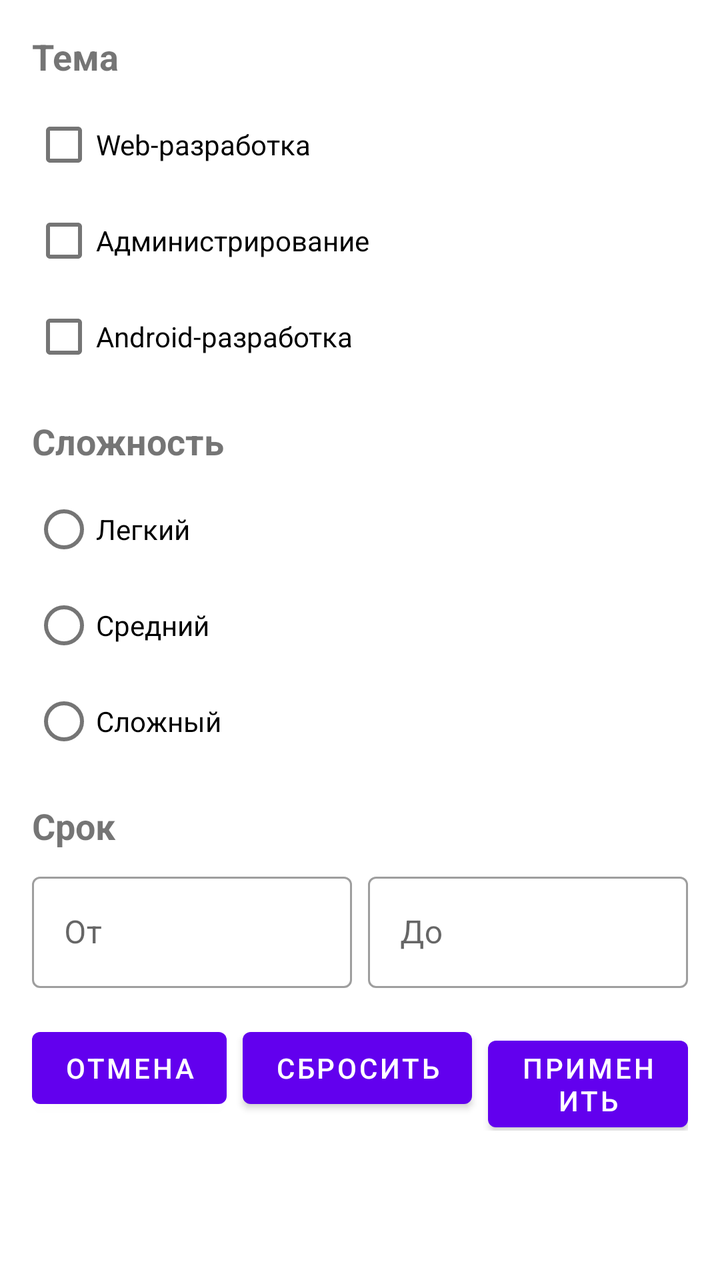
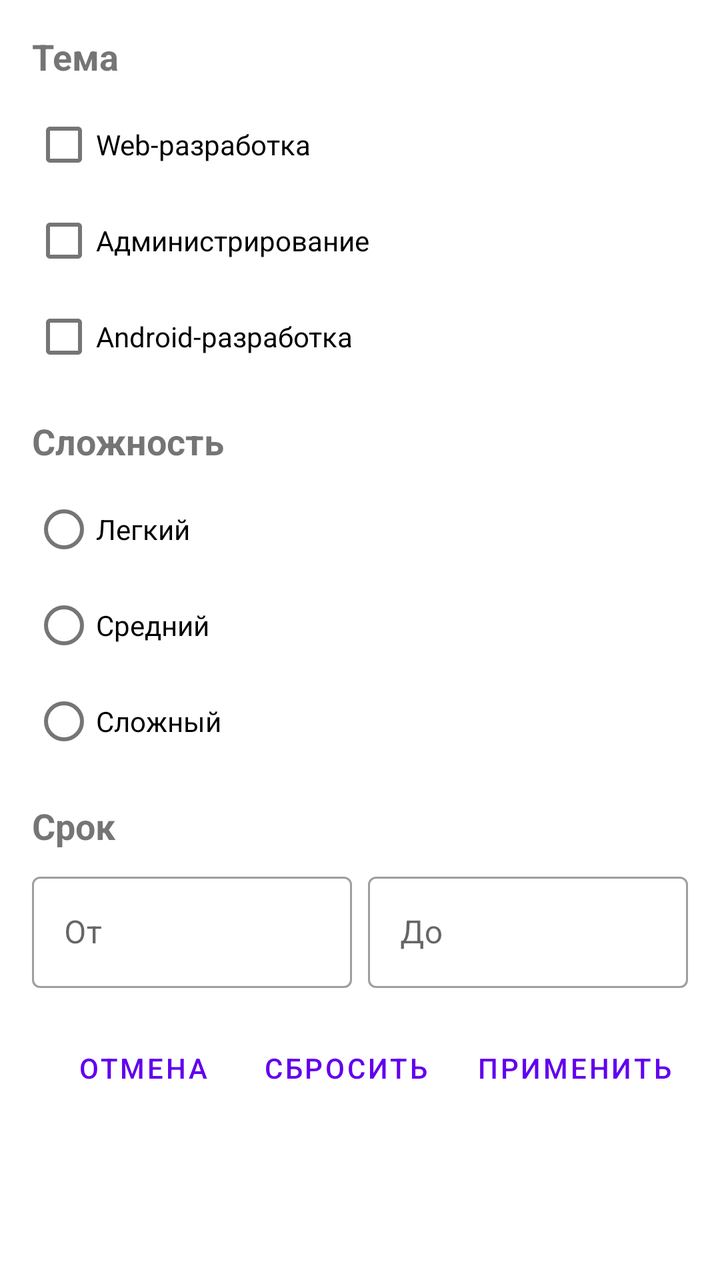

Compare the two renders of this Android layout. The source of the first and the diff that turns it into the second are given below.
<!-- AndroidManifest.xml: application theme Theme.MyApplication -->
<!-- res/layout/dialog_filters.xml -->
<LinearLayout xmlns:android="http://schemas.android.com/apk/res/android"
    xmlns:tools="http://schemas.android.com/tools"
    android:layout_width="match_parent"
    android:layout_height="wrap_content"
    android:orientation="vertical"
    android:padding="16dp">

    <TextView
        android:layout_width="match_parent"
        android:layout_height="wrap_content"
        android:text="Тема"
        android:textSize="18sp"
        android:textStyle="bold"
        android:paddingBottom="8dp"
        tools:ignore="HardcodedText" />

    <CheckBox
        android:id="@+id/checkboxWeb"
        android:layout_width="match_parent"
        android:layout_height="wrap_content"
        android:text="Web-разработка"
        tools:ignore="HardcodedText" />

    <CheckBox
        android:id="@+id/checkboxAdmin"
        android:layout_width="match_parent"
        android:layout_height="wrap_content"
        android:text="Администрирование"
        tools:ignore="HardcodedText" />

    <CheckBox
        android:id="@+id/checkboxAndroid"
        android:layout_width="match_parent"
        android:layout_height="wrap_content"
        android:text="Android-разработка"
        tools:ignore="HardcodedText" />


    <TextView
        android:layout_width="match_parent"
        android:layout_height="wrap_content"
        android:text="Сложность"
        android:textSize="18sp"
        android:textStyle="bold"
        android:paddingTop="16dp"
        android:paddingBottom="8dp"
        tools:ignore="HardcodedText" />

    <RadioGroup
        android:id="@+id/radioGroupDifficulty"
        android:layout_width="match_parent"
        android:layout_height="wrap_content">

        <RadioButton
            android:id="@+id/radioEasy"
            android:layout_width="wrap_content"
            android:layout_height="wrap_content"
            android:text="Легкий"
            tools:ignore="HardcodedText" />

        <RadioButton
            android:id="@+id/radioMedium"
            android:layout_width="wrap_content"
            android:layout_height="wrap_content"
            android:text="Средний"
            tools:ignore="HardcodedText" />

        <RadioButton
            android:id="@+id/radioHard"
            android:layout_width="wrap_content"
            android:layout_height="wrap_content"
            android:text="Сложный"
            tools:ignore="HardcodedText" />
    </RadioGroup>

    <TextView
        android:layout_width="match_parent"
        android:layout_height="wrap_content"
        android:text="Срок"
        android:textSize="18sp"
        android:textStyle="bold"
        android:paddingTop="16dp"
        android:paddingBottom="8dp"
        tools:ignore="HardcodedText" />

    <LinearLayout
        android:layout_width="match_parent"
        android:layout_height="wrap_content"
        android:orientation="horizontal">

        <com.google.android.material.textfield.TextInputLayout
            android:id="@+id/inputLayoutDateFrom"
            android:layout_width="0dp"
            android:layout_height="wrap_content"
            android:layout_weight="1"
            style="@style/Widget.MaterialComponents.TextInputLayout.OutlinedBox"
            android:hint="От"
            tools:ignore="HardcodedText">

            <com.google.android.material.textfield.TextInputEditText
                android:id="@+id/editTextDateFrom"
                android:layout_width="match_parent"
                android:layout_height="wrap_content"/>

        </com.google.android.material.textfield.TextInputLayout>

        <View
            android:layout_width="8dp"
            android:layout_height="0dp"/>

        <com.google.android.material.textfield.TextInputLayout
            android:id="@+id/inputLayoutDateTo"
            android:layout_width="0dp"
            android:layout_height="wrap_content"
            android:layout_weight="1"
            style="@style/Widget.MaterialComponents.TextInputLayout.OutlinedBox"
            android:hint="До"
            tools:ignore="HardcodedText">

            <com.google.android.material.textfield.TextInputEditText
                android:id="@+id/editTextDateTo"
                android:layout_width="match_parent"
                android:layout_height="wrap_content"/>

        </com.google.android.material.textfield.TextInputLayout>

    </LinearLayout>

    <LinearLayout
        android:layout_width="match_parent"
        android:layout_height="wrap_content"
        android:orientation="horizontal"
        android:gravity="end"
        android:paddingTop="16dp">

        <Button
            android:id="@+id/btnCancel"
            android:text="Отмена"
            android:layout_height="wrap_content"
            android:layout_width="wrap_content"
            tools:ignore="HardcodedText" />

        <Button
            android:id="@+id/btnReset"
            android:text="Сбросить"
            android:layout_height="wrap_content"
            android:layout_width="wrap_content"
            android:layout_marginStart="8dp"
            tools:ignore="HardcodedText" />

        <Button
            android:id="@+id/btnApply"
            android:layout_width="wrap_content"
            android:layout_height="wrap_content"
            android:text="Применить"
            android:layout_marginStart="8dp"
            tools:ignore="HardcodedText" />

    </LinearLayout>
</LinearLayout>
<!-- resources referenced by this layout -->
<resources>
  <style name="Theme.MyApplication" parent="Theme.MaterialComponents.DayNight.DarkActionBar">
          
          <item name="colorPrimary">@color/purple_500</item>
          <item name="colorPrimaryVariant">@color/purple_700</item>
          <item name="colorOnPrimary">@color/white</item>
          
          <item name="colorSecondary">@color/teal_200</item>
          <item name="colorSecondaryVariant">@color/teal_700</item>
          <item name="colorOnSecondary">@color/black</item>
          
          <item name="android:statusBarColor">?attr/colorPrimaryVariant</item>
          
      </style>
  <color name="purple_500">#FF6200EE</color>
  <color name="purple_700">#FF3700B3</color>
  <color name="white">#FFFFFFFF</color>
  <color name="teal_200">#FF03DAC5</color>
  <color name="teal_700">#FF018786</color>
  <color name="black">#FF000000</color>
</resources>

<!-- the commit's change to res/layout/dialog_filters.xml (unified diff, before → after) -->
@@ -16,21 +16,21 @@
 
     <CheckBox
         android:id="@+id/checkboxWeb"
-        android:layout_width="match_parent"
+        android:layout_width="wrap_content"
         android:layout_height="wrap_content"
         android:text="Web-разработка"
         tools:ignore="HardcodedText" />
 
     <CheckBox
         android:id="@+id/checkboxAdmin"
-        android:layout_width="match_parent"
+        android:layout_width="wrap_content"
         android:layout_height="wrap_content"
         android:text="Администрирование"
         tools:ignore="HardcodedText" />
 
     <CheckBox
         android:id="@+id/checkboxAndroid"
-        android:layout_width="match_parent"
+        android:layout_width="wrap_content"
         android:layout_height="wrap_content"
         android:text="Android-разработка"
         tools:ignore="HardcodedText" />
@@ -127,6 +127,7 @@
     </LinearLayout>
 
     <LinearLayout
+        style="?android:attr/buttonBarStyle"
         android:layout_width="match_parent"
         android:layout_height="wrap_content"
         android:orientation="horizontal"
@@ -135,6 +136,7 @@
 
         <Button
             android:id="@+id/btnCancel"
+            style="?android:attr/buttonBarButtonStyle"
             android:text="Отмена"
             android:layout_height="wrap_content"
             android:layout_width="wrap_content"
@@ -142,6 +144,7 @@
 
         <Button
             android:id="@+id/btnReset"
+            style="?android:attr/buttonBarButtonStyle"
             android:text="Сбросить"
             android:layout_height="wrap_content"
             android:layout_width="wrap_content"
@@ -150,6 +153,7 @@
 
         <Button
             android:id="@+id/btnApply"
+            style="?android:attr/buttonBarButtonStyle"
             android:layout_width="wrap_content"
             android:layout_height="wrap_content"
             android:text="Применить"
